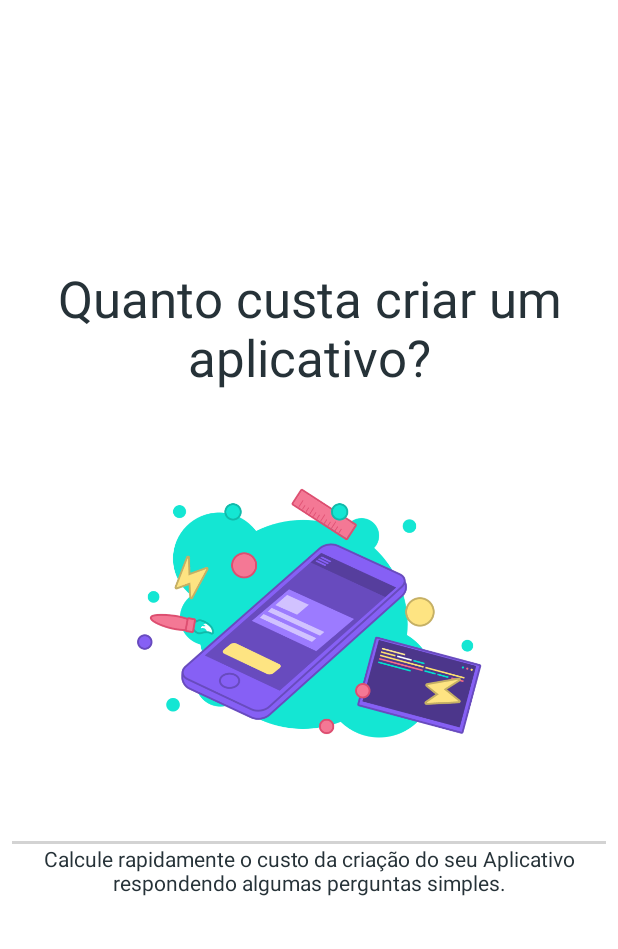
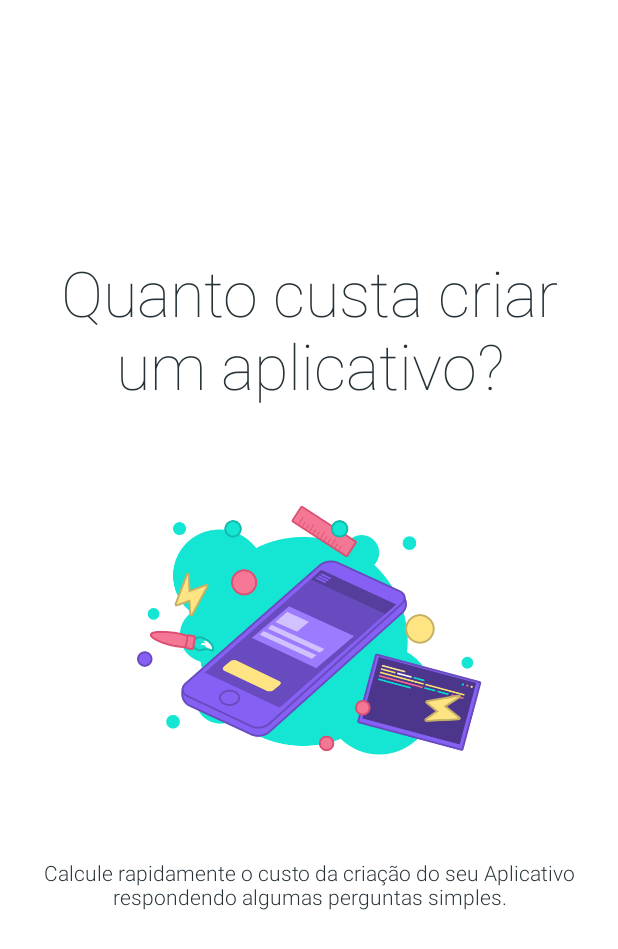
Before and after one commit to BLACKFISHLABS/precifica-app, an Android app: the layout fragment_dashboard.xml on its own in the app's theme, with its tools: preview values and no code run, on a phone screen of 412 x 824 dp. Shown: the top 949 px of the screen. Run offline under Robolectric (Android 15) with nearby library versions, the phone set to English and light mode, and no system bars.

Commit message:
Fix Layout

```diff
--- a/app/build.gradle
+++ b/app/build.gradle
@@ -8,8 +8,8 @@ android {
         applicationId "io.github.blackfishlabs.precificaapp"
         minSdkVersion 22
         targetSdkVersion 29
-        versionCode 18
-        versionName "1.8.0"
+        versionCode 19
+        versionName "1.9.0"
         testInstrumentationRunner "androidx.test.runner.AndroidJUnitRunner"
         vectorDrawables.useSupportLibrary = true
         multiDexEnabled true
--- a/app/src/main/java/io/github/blackfishlabs/precificaapp/helper/AndroidUtils.java
+++ b/app/src/main/java/io/github/blackfishlabs/precificaapp/helper/AndroidUtils.java
@@ -42,9 +42,4 @@ public class AndroidUtils {
         return builder.toString();
     }
 
-//    public static Typeface getFont(final Context context) {
-//        return ResourcesCompat.getFont(context, R.font.montserrat);
-//    }
-
-
 }
--- a/app/src/main/res/layout/fragment_about.xml
+++ b/app/src/main/res/layout/fragment_about.xml
@@ -16,6 +16,7 @@
             android:layout_width="wrap_content"
             android:layout_height="wrap_content"
             android:text="@string/blackfishlabs"
+            android:fontFamily="sans-serif-thin"
             android:textColor="@color/colorPrimaryDark"
             android:textSize="52sp" />
 
@@ -30,12 +31,14 @@
             android:layout_height="wrap_content"
             android:text="@string/description_about"
             android:textColor="@color/colorPrimary"
+            android:fontFamily="sans-serif-medium"
             android:layout_marginBottom="@dimen/keyline_large" />
 
         <TextView
             android:id="@+id/bfWeSite"
             android:layout_width="wrap_content"
             android:layout_height="wrap_content"
+            android:fontFamily="sans-serif-medium"
             android:text="@string/blackfishlabs_github_io"
             android:textColor="@color/colorPrimaryDark" />
 
--- a/app/src/main/res/layout/fragment_admin_panel.xml
+++ b/app/src/main/res/layout/fragment_admin_panel.xml
@@ -23,9 +23,10 @@
                 android:layout_margin="@dimen/keyline_small"
                 android:layout_width="wrap_content"
                 android:layout_height="wrap_content"
+                android:fontFamily="sans-serif-light"
                 android:text="@string/question_eight"
                 android:textColor="@color/colorPrimaryDark"
-                android:gravity="left"
+                android:gravity="center_horizontal"
                 android:textStyle="bold"
                 android:textSize="22sp" />
 
--- a/app/src/main/res/layout/fragment_dashboard.xml
+++ b/app/src/main/res/layout/fragment_dashboard.xml
@@ -16,9 +16,10 @@
             android:layout_width="wrap_content"
             android:layout_height="wrap_content"
             android:text="@string/how_much"
-            android:gravity="center"
+            android:gravity="center_horizontal"
+            android:fontFamily="sans-serif-thin"
             android:textColor="@color/colorPrimaryDark"
-            android:textSize="34sp" />
+            android:textSize="42sp" />
 
         <ImageView
             android:layout_width="@dimen/logo"
@@ -27,17 +28,14 @@
             android:importantForAccessibility="no"
             app:srcCompat="@drawable/intro" />
 
-        <View
-            android:layout_width="match_parent"
-            android:layout_height="2dp"
-            android:background="@color/colorGray" />
 
         <TextView
             android:id="@+id/descriptionDash"
             android:layout_width="wrap_content"
             android:layout_height="wrap_content"
             android:text="@string/description_dash"
-            android:gravity="center"
+            android:gravity="center_horizontal"
+            android:fontFamily="sans-serif-light"
             android:textColor="@color/colorPrimaryDark" />
 
     </LinearLayout>
--- a/app/src/main/res/layout/fragment_design_app.xml
+++ b/app/src/main/res/layout/fragment_design_app.xml
@@ -25,7 +25,8 @@
                 android:layout_height="wrap_content"
                 android:text="@string/question_three"
                 android:textColor="@color/colorPrimaryDark"
-                android:gravity="left"
+                android:fontFamily="sans-serif-light"
+                android:gravity="center_horizontal"
                 android:textStyle="bold"
                 android:textSize="22sp" />
         </LinearLayout>
--- a/app/src/main/res/layout/fragment_financial_feedback.xml
+++ b/app/src/main/res/layout/fragment_financial_feedback.xml
@@ -25,6 +25,7 @@
                 android:layout_height="wrap_content"
                 android:text="@string/question_four"
                 android:textColor="@color/colorPrimaryDark"
+                android:fontFamily="sans-serif-light"
                 android:gravity="left"
                 android:textStyle="bold"
                 android:textSize="22sp" />
--- a/app/src/main/res/layout/fragment_inter_app.xml
+++ b/app/src/main/res/layout/fragment_inter_app.xml
@@ -23,9 +23,10 @@
                 android:layout_margin="@dimen/keyline_small"
                 android:layout_width="wrap_content"
                 android:layout_height="wrap_content"
+                android:fontFamily="sans-serif-light"
                 android:text="@string/question_nine"
                 android:textColor="@color/colorPrimaryDark"
-                android:gravity="left"
+                android:gravity="center_horizontal"
                 android:textStyle="bold"
                 android:textSize="22sp" />
         </LinearLayout>
--- a/app/src/main/res/layout/fragment_login_app.xml
+++ b/app/src/main/res/layout/fragment_login_app.xml
@@ -23,9 +23,10 @@
                 android:layout_margin="@dimen/keyline_small"
                 android:layout_width="wrap_content"
                 android:layout_height="wrap_content"
+                android:fontFamily="sans-serif-light"
                 android:text="@string/question_five"
                 android:textColor="@color/colorPrimaryDark"
-                android:gravity="left"
+                android:gravity="center_horizontal"
                 android:textStyle="bold"
                 android:textSize="22sp" />
         </LinearLayout>
--- a/app/src/main/res/layout/fragment_project_status.xml
+++ b/app/src/main/res/layout/fragment_project_status.xml
@@ -23,9 +23,10 @@
                 android:layout_margin="@dimen/keyline_small"
                 android:layout_width="wrap_content"
                 android:layout_height="wrap_content"
+                android:fontFamily="sans-serif-light"
                 android:text="Em que estágio se encontra o seu projeto?"
                 android:textColor="@color/colorPrimaryDark"
-                android:gravity="left"
+                android:gravity="center_horizontal"
                 android:textStyle="bold"
                 android:textSize="22sp" />
         </LinearLayout>
--- a/app/src/main/res/layout/fragment_quality.xml
+++ b/app/src/main/res/layout/fragment_quality.xml
@@ -23,9 +23,10 @@
                 android:layout_margin="@dimen/keyline_small"
                 android:layout_width="wrap_content"
                 android:layout_height="wrap_content"
+                android:fontFamily="sans-serif-light"
                 android:text="@string/question_one"
                 android:textColor="@color/colorPrimaryDark"
-                android:gravity="left"
+                android:gravity="center_horizontal"
                 android:textStyle="bold"
                 android:textSize="22sp" />
         </LinearLayout>
--- a/app/src/main/res/layout/fragment_type_app.xml
+++ b/app/src/main/res/layout/fragment_type_app.xml
@@ -23,9 +23,10 @@
                 android:layout_margin="@dimen/keyline_small"
                 android:layout_width="wrap_content"
                 android:layout_height="wrap_content"
+                android:fontFamily="sans-serif-light"
                 android:text="@string/question_two"
                 android:textColor="@color/colorPrimaryDark"
-                android:gravity="left"
+                android:gravity="center_horizontal"
                 android:textStyle="bold"
                 android:textSize="22sp" />
         </LinearLayout>
--- a/app/src/main/res/layout/fragment_website_integration.xml
+++ b/app/src/main/res/layout/fragment_website_integration.xml
@@ -25,7 +25,8 @@
                 android:layout_height="wrap_content"
                 android:text="@string/question_six"
                 android:textColor="@color/colorPrimaryDark"
-                android:gravity="left"
+                android:gravity="center_horizontal"
+                android:fontFamily="sans-serif-light"
                 android:textStyle="bold"
                 android:textSize="22sp" />
         </LinearLayout>
```
Also changed, not shown: app/src/main/res/layout/fragment_finish.xml (+2 -6 lines).
